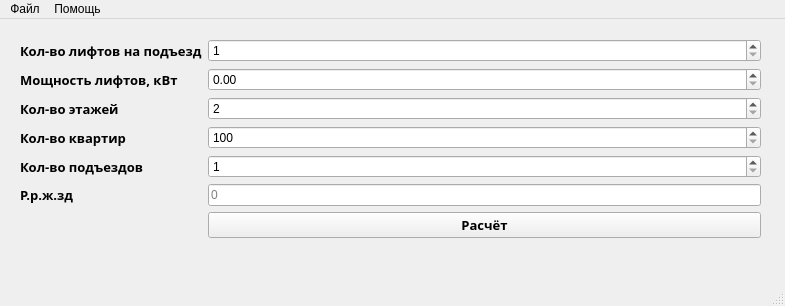
First picture: the form in ui/energyui/form.ui, repository ThatsTheSpirit/energy, before the edit.
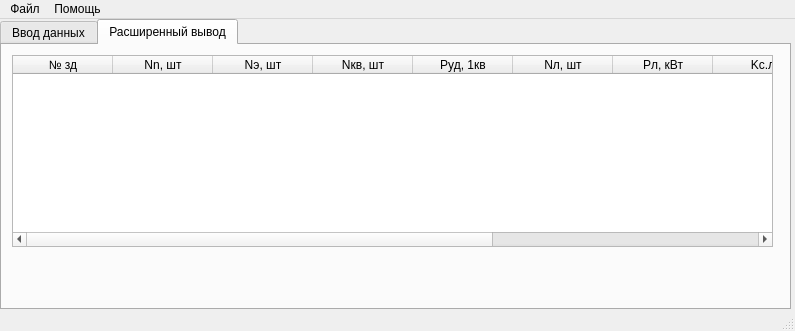
Second picture: the form after the edit.

```diff
--- a/ui/energyui/form.ui
+++ b/ui/energyui/form.ui
@@ -6,19 +6,41 @@
    <rect>
     <x>0</x>
     <y>0</y>
-    <width>785</width>
-    <height>306</height>
+    <width>795</width>
+    <height>331</height>
    </rect>
   </property>
   <property name="windowTitle">
    <string>Расчет потребления электроэнергии</string>
   </property>
   <widget class="QWidget" name="centralwidget">
+   <widget class="QTabWidget" name="tabWidget">
+    <property name="geometry">
+     <rect>
+      <x>0</x>
+      <y>0</y>
+      <width>791</width>
+      <height>291</height>
+     </rect>
+    </property>
+    <property name="cursor">
+     <cursorShape>PointingHandCursor</cursorShape>
+    </property>
+    <property name="tabPosition">
+     <enum>QTabWidget::North</enum>
+    </property>
+    <property name="currentIndex">
+     <number>1</number>
+    </property>
+    <widget class="QWidget" name="tabMain">
+     <attribute name="title">
+      <string>Ввод данных</string>
+     </attribute>
    <widget class="QWidget" name="formLayoutWidget">
     <property name="geometry">
      <rect>
-      <x>10</x>
-      <y>10</y>
+        <x>0</x>
+        <y>0</y>
       <width>761</width>
       <height>250</height>
      </rect>
@@ -40,7 +62,6 @@
       <widget class="QLabel" name="labelFloors">
        <property name="font">
         <font>
-         <family>Microsoft YaHei</family>
          <pointsize>10</pointsize>
          <bold>true</bold>
         </font>
@@ -64,7 +85,6 @@
       <widget class="QLabel" name="labelLiftsPower">
        <property name="font">
         <font>
-         <family>Microsoft YaHei</family>
          <pointsize>10</pointsize>
          <bold>true</bold>
         </font>
@@ -85,7 +105,6 @@
       <widget class="QLabel" name="labelLiftsPerHallway">
        <property name="font">
         <font>
-         <family>Microsoft YaHei</family>
          <pointsize>10</pointsize>
          <bold>true</bold>
         </font>
@@ -109,7 +128,6 @@
       <widget class="QLabel" name="labelFlats">
        <property name="font">
         <font>
-         <family>Microsoft YaHei</family>
          <pointsize>10</pointsize>
          <bold>true</bold>
         </font>
@@ -133,7 +151,6 @@
       <widget class="QLabel" name="labelHallways">
        <property name="font">
         <font>
-         <family>Microsoft YaHei</family>
          <pointsize>10</pointsize>
          <bold>true</bold>
         </font>
@@ -157,7 +174,6 @@
       <widget class="QLabel" name="labelLiftsPPZHZD">
        <property name="font">
         <font>
-         <family>Microsoft YaHei</family>
          <pointsize>10</pointsize>
          <bold>true</bold>
         </font>
@@ -178,7 +194,6 @@
       <widget class="QPushButton" name="pushButtonCalc">
        <property name="font">
         <font>
-         <family>Microsoft YaHei</family>
          <pointsize>10</pointsize>
          <bold>true</bold>
         </font>
@@ -191,12 +206,90 @@
     </layout>
    </widget>
   </widget>
+    <widget class="QWidget" name="tabAdditional">
+     <attribute name="title">
+      <string>Расширенный вывод</string>
+     </attribute>
+     <widget class="QTableWidget" name="tableWidget">
+      <property name="geometry">
+       <rect>
+        <x>10</x>
+        <y>10</y>
+        <width>761</width>
+        <height>192</height>
+       </rect>
+      </property>
+      <property name="rowCount">
+       <number>0</number>
+      </property>
+      <attribute name="horizontalHeaderMinimumSectionSize">
+       <number>39</number>
+      </attribute>
+      <column>
+       <property name="text">
+        <string>№ зд</string>
+       </property>
+      </column>
+      <column>
+       <property name="text">
+        <string>Nn, шт</string>
+       </property>
+      </column>
+      <column>
+       <property name="text">
+        <string>Nэ, шт</string>
+       </property>
+      </column>
+      <column>
+       <property name="text">
+        <string>Nкв, шт</string>
+       </property>
+      </column>
+      <column>
+       <property name="text">
+        <string>Pуд, 1кв</string>
+       </property>
+      </column>
+      <column>
+       <property name="text">
+        <string>Nл, шт</string>
+       </property>
+      </column>
+      <column>
+       <property name="text">
+        <string>Pл, кВт</string>
+       </property>
+      </column>
+      <column>
+       <property name="text">
+        <string>Kс.л</string>
+       </property>
+      </column>
+      <column>
+       <property name="text">
+        <string>Pр.кв</string>
+       </property>
+      </column>
+      <column>
+       <property name="text">
+        <string>Pр.л</string>
+       </property>
+      </column>
+      <column>
+       <property name="text">
+        <string>Pр.ж.зд</string>
+       </property>
+      </column>
+     </widget>
+    </widget>
+   </widget>
+  </widget>
   <widget class="QMenuBar" name="menubar">
    <property name="geometry">
     <rect>
      <x>0</x>
      <y>0</y>
-     <width>785</width>
+     <width>795</width>
      <height>22</height>
     </rect>
    </property>
```
Left out of the diff: 36 changed lines with no effect on the pictures. Lines whose indentation alone changed are shown as unchanged.
